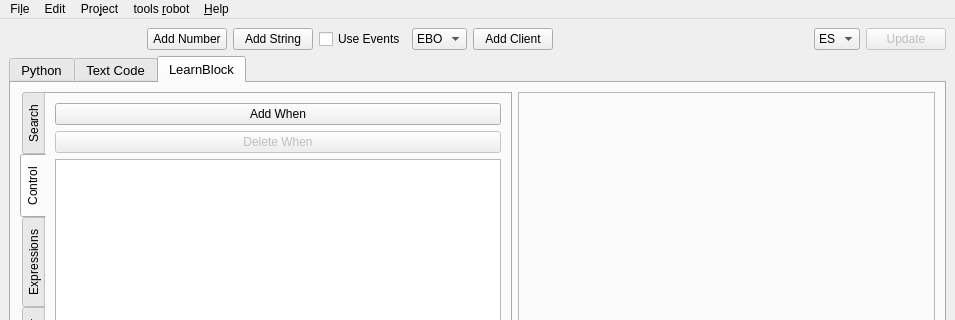
Qt form learnbot_dsl/guis/Learnblock.ui (robocomp/LearnBlock) before a commit; both pictures show x 0 to 955 and y 0 to 320 of the 955 by 790 pixel window.
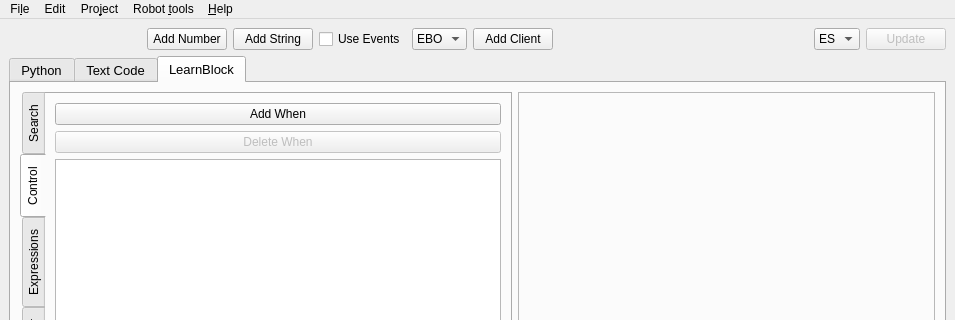
The same form after that commit.

The edit to the form file:
```diff
--- a/learnbot_dsl/guis/Learnblock.ui
+++ b/learnbot_dsl/guis/Learnblock.ui
@@ -810,7 +810,7 @@
    </widget>
    <widget class="QMenu" name="menuTools_robot">
     <property name="title">
-     <string>tools &amp;robot</string>
+     <string>Robot &amp;tools</string>
     </property>
     <addaction name="actionStart_Simulator"/>
     <addaction name="separator"/>
```
Left out of the diff: 5 changed lines with no effect on the pictures.
